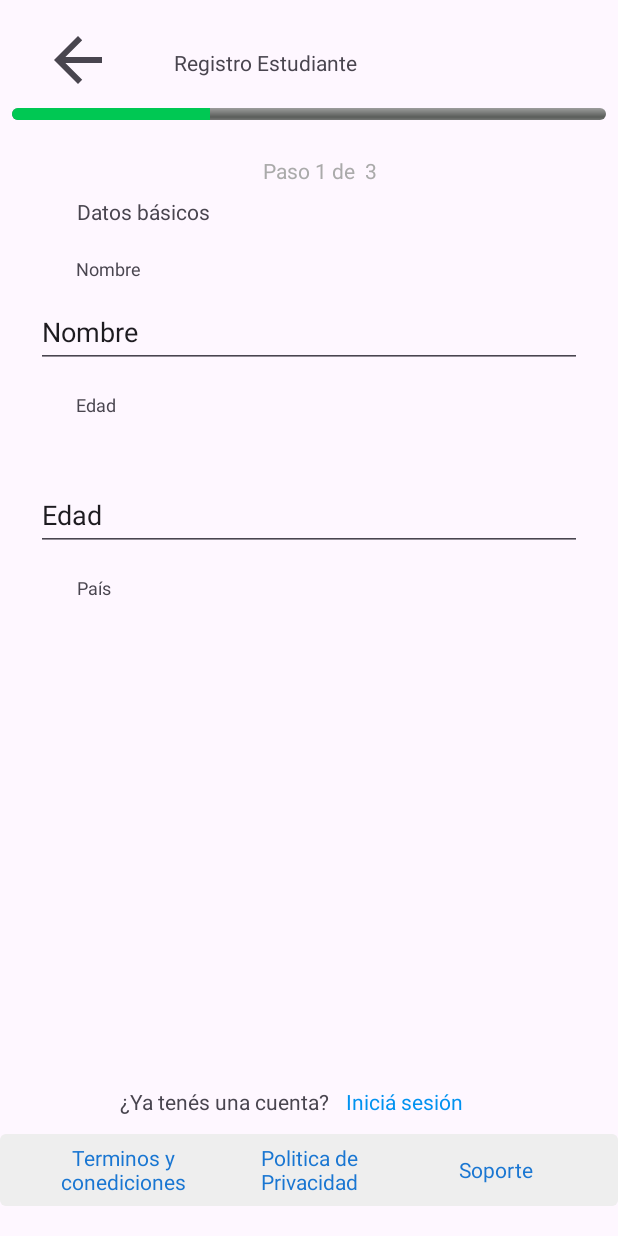
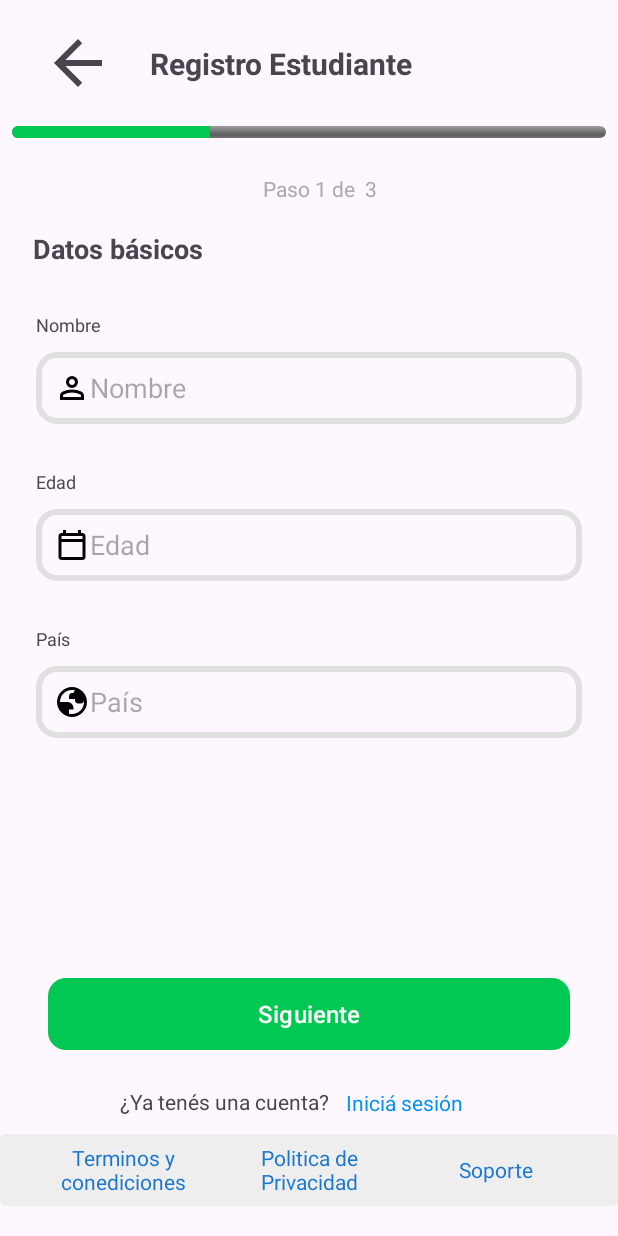
Before and after one commit to Kerooo0/lectana-app-mobile, an Android app: the fragment DatosBasicosAlumno placed in its activity, on a phone screen of 412 x 824 dp. Run offline under Robolectric (Android 15) with nearby library versions, the phone set to English and light mode, and no system bars.

Commit message:
pasos_registro_alumno
Layouts de los pasos 1 y 2 del alumno, falta la lógica que valide los datos, y en el paso 1 hay que cambiar un EditText de país por un select

```diff
--- a/app/src/main/java/com/example/lectana/registro/alumno/DatosBasicosAlumno.java
+++ b/app/src/main/java/com/example/lectana/registro/alumno/DatosBasicosAlumno.java
@@ -3,15 +3,25 @@ package com.example.lectana.registro.alumno;
 import android.os.Bundle;
 
 import androidx.fragment.app.Fragment;
+import androidx.fragment.app.FragmentManager;
+import androidx.fragment.app.FragmentTransaction;
 
 import android.view.LayoutInflater;
 import android.view.View;
 import android.view.ViewGroup;
+import android.widget.Button;
+import android.widget.EditText;
+import android.widget.ImageView;
+import android.widget.ProgressBar;
+import android.widget.TextView;
+import android.widget.Toast;
 
 import com.example.lectana.R;
 
 
 public class DatosBasicosAlumno extends Fragment {
+
+    private EditText nombre,edad;
 
     public DatosBasicosAlumno() {
 
@@ -27,8 +37,48 @@ public class DatosBasicosAlumno extends Fragment {
         View vista = inflater.inflate(R.layout.fragment_datos_basicos_alumno, container, false);
 
 
+        ImageView FlechaVolver = vista.findViewById(R.id.flechaVolverRegistro);
+
+        Button siguiente = vista.findViewById(R.id.boton_registrarse);
+
+        nombre = vista.findViewById(R.id.editTextNombreAlumno);
+
+        edad = vista.findViewById(R.id.editTextEdadAlumno);
+
+        FlechaVolver.setOnClickListener(new View.OnClickListener() {
+            @Override
+            public void onClick(View view) {
+
+                Fragment volver = new EdadAlumnoFragment();
+                FragmentManager fragmentManager = getParentFragmentManager();
+                FragmentTransaction cambioDeFragment = fragmentManager.beginTransaction();
+
+                cambioDeFragment.replace(R.id.frameLayout, volver);
+
+                cambioDeFragment.commit();
+
+            }
+        });
+
+
+        siguiente.setOnClickListener(new View.OnClickListener() {
+            @Override
+            public void onClick(View view) {
+
+                Fragment avanzar = new DatosAccesoAlumno();
+                FragmentManager fragmentManager = getParentFragmentManager();
+                FragmentTransaction cambioDeFragment = fragmentManager.beginTransaction();
+
+                cambioDeFragment.replace(R.id.frameLayout, avanzar);
+
+                cambioDeFragment.commit();
+
+            }
+        });
 
 
         return vista;
     }
+
+
 }
--- /dev/null
+++ b/app/src/main/res/drawable/fondo_edit_text_borde_gris_redondeado.xml
@@ -0,0 +1,11 @@
+<?xml version="1.0" encoding="utf-8"?>
+
+<shape xmlns:android="http://schemas.android.com/apk/res/android" android:shape="rectangle">
+
+    <stroke android:width="4dp" android:color="@color/grisClaroEditText"/>
+    <corners android:radius="12dp" />
+    <padding android:left="12dp"
+        android:right="12dp"
+        android:top="8dp"
+        android:bottom="8dp"/>
+</shape>
--- /dev/null
+++ b/app/src/main/res/drawable/vector_calendario.xml
@@ -0,0 +1,5 @@
+<vector xmlns:android="http://schemas.android.com/apk/res/android" android:height="24dp" android:tint="#000000" android:viewportHeight="960" android:viewportWidth="960" android:width="24dp">
+
+    <path android:fillColor="@android:color/white" android:pathData="M200,880Q167,880 143.5,856.5Q120,833 120,800L120,240Q120,207 143.5,183.5Q167,160 200,160L240,160L240,80L320,80L320,160L640,160L640,80L720,80L720,160L760,160Q793,160 816.5,183.5Q840,207 840,240L840,800Q840,833 816.5,856.5Q793,880 760,880L200,880ZM200,800L760,800Q760,800 760,800Q760,800 760,800L760,400L200,400L200,800Q200,800 200,800Q200,800 200,800ZM200,320L760,320L760,240Q760,240 760,240Q760,240 760,240L200,240Q200,240 200,240Q200,240 200,240L200,320ZM200,320L200,240Q200,240 200,240Q200,240 200,240L200,240Q200,240 200,240Q200,240 200,240L200,320Z"/>
+
+</vector>
--- /dev/null
+++ b/app/src/main/res/drawable/vector_candado.xml
@@ -0,0 +1,5 @@
+<vector xmlns:android="http://schemas.android.com/apk/res/android" android:height="24dp" android:tint="#000000" android:viewportHeight="960" android:viewportWidth="960" android:width="24dp">
+
+    <path android:fillColor="@android:color/white" android:pathData="M240,880Q207,880 183.5,856.5Q160,833 160,800L160,400Q160,367 183.5,343.5Q207,320 240,320L280,320L280,240Q280,157 338.5,98.5Q397,40 480,40Q563,40 621.5,98.5Q680,157 680,240L680,320L720,320Q753,320 776.5,343.5Q800,367 800,400L800,800Q800,833 776.5,856.5Q753,880 720,880L240,880ZM240,800L720,800Q720,800 720,800Q720,800 720,800L720,400Q720,400 720,400Q720,400 720,400L240,400Q240,400 240,400Q240,400 240,400L240,800Q240,800 240,800Q240,800 240,800ZM480,680Q513,680 536.5,656.5Q560,633 560,600Q560,567 536.5,543.5Q513,520 480,520Q447,520 423.5,543.5Q400,567 400,600Q400,633 423.5,656.5Q447,680 480,680ZM360,320L600,320L600,240Q600,190 565,155Q530,120 480,120Q430,120 395,155Q360,190 360,240L360,320ZM240,800Q240,800 240,800Q240,800 240,800L240,400Q240,400 240,400Q240,400 240,400L240,400Q240,400 240,400Q240,400 240,400L240,800Q240,800 240,800Q240,800 240,800Z"/>
+
+</vector>
--- /dev/null
+++ b/app/src/main/res/drawable/vector_mundo.xml
@@ -0,0 +1,5 @@
+<vector xmlns:android="http://schemas.android.com/apk/res/android" android:height="24dp" android:tint="#000000" android:viewportHeight="960" android:viewportWidth="960" android:width="24dp">
+
+    <path android:fillColor="@android:color/white" android:pathData="M480,880Q397,880 324,848.5Q251,817 197,763Q143,709 111.5,636Q80,563 80,480Q80,397 111.5,324Q143,251 197,197Q251,143 324,111.5Q397,80 480,80Q563,80 636,111.5Q709,143 763,197Q817,251 848.5,324Q880,397 880,480Q880,563 848.5,636Q817,709 763,763Q709,817 636,848.5Q563,880 480,880ZM480,800Q614,800 707,707Q800,614 800,480Q800,473 799.5,465.5Q799,458 799,453Q794,482 772,501Q750,520 720,520L640,520Q607,520 583.5,496.5Q560,473 560,440L560,400L400,400L400,320Q400,287 423.5,263.5Q447,240 480,240L520,240L520,240Q520,217 532.5,199.5Q545,182 563,171Q543,166 522.5,163Q502,160 480,160Q346,160 253,253Q160,346 160,480Q160,480 160,480Q160,480 160,480L360,480Q426,480 473,527Q520,574 520,640L520,680L400,680L400,790Q420,795 439.5,797.5Q459,800 480,800Z"/>
+
+</vector>
--- /dev/null
+++ b/app/src/main/res/drawable/vector_persona.xml
@@ -0,0 +1,5 @@
+<vector xmlns:android="http://schemas.android.com/apk/res/android" android:height="24dp" android:tint="#000000" android:viewportHeight="960" android:viewportWidth="960" android:width="24dp">
+
+    <path android:fillColor="@android:color/white" android:pathData="M480,480Q414,480 367,433Q320,386 320,320Q320,254 367,207Q414,160 480,160Q546,160 593,207Q640,254 640,320Q640,386 593,433Q546,480 480,480ZM160,800L160,688Q160,654 177.5,625.5Q195,597 224,582Q286,551 350,535.5Q414,520 480,520Q546,520 610,535.5Q674,551 736,582Q765,597 782.5,625.5Q800,654 800,688L800,800L160,800ZM240,720L720,720L720,688Q720,677 714.5,668Q709,659 700,654Q646,627 591,613.5Q536,600 480,600Q424,600 369,613.5Q314,627 260,654Q251,659 245.5,668Q240,677 240,688L240,720ZM480,400Q513,400 536.5,376.5Q560,353 560,320Q560,287 536.5,263.5Q513,240 480,240Q447,240 423.5,263.5Q400,287 400,320Q400,353 423.5,376.5Q447,400 480,400ZM480,320Q480,320 480,320Q480,320 480,320Q480,320 480,320Q480,320 480,320Q480,320 480,320Q480,320 480,320Q480,320 480,320Q480,320 480,320ZM480,720L480,720Q480,720 480,720Q480,720 480,720Q480,720 480,720Q480,720 480,720Q480,720 480,720Q480,720 480,720Q480,720 480,720Q480,720 480,720L480,720Z"/>
+
+</vector>
--- /dev/null
+++ b/app/src/main/res/drawable/vector_qr.xml
@@ -0,0 +1,5 @@
+<vector xmlns:android="http://schemas.android.com/apk/res/android" android:height="24dp" android:tint="#000000" android:viewportHeight="960" android:viewportWidth="960" android:width="24dp">
+
+    <path android:fillColor="@android:color/white" android:pathData="M120,440L120,120L440,120L440,440L120,440ZM200,360L360,360L360,200L200,200L200,360ZM120,840L120,520L440,520L440,840L120,840ZM200,760L360,760L360,600L200,600L200,760ZM520,440L520,120L840,120L840,440L520,440ZM600,360L760,360L760,200L600,200L600,360ZM760,840L760,760L840,760L840,840L760,840ZM520,600L520,520L600,520L600,600L520,600ZM600,680L600,600L680,600L680,680L600,680ZM520,760L520,680L600,680L600,760L520,760ZM600,840L600,760L680,760L680,840L600,840ZM680,760L680,680L760,680L760,760L680,760ZM680,600L680,520L760,520L760,600L680,600ZM760,680L760,600L840,600L840,680L760,680Z"/>
+
+</vector>
--- a/app/src/main/res/layout/footer_registro.xml
+++ b/app/src/main/res/layout/footer_registro.xml
@@ -11,7 +11,6 @@
         android:layout_width="wrap_content"
         android:layout_height="wrap_content"
         android:layout_marginStart="80dp"
-        android:layout_marginTop="20dp"
         android:text="@string/preguntaRegistro"
         app:layout_constraintStart_toStartOf="parent"
         app:layout_constraintTop_toTopOf="parent" />
--- a/app/src/main/res/layout/fragment_datos_basicos_alumno.xml
+++ b/app/src/main/res/layout/fragment_datos_basicos_alumno.xml
@@ -4,7 +4,7 @@
     xmlns:app="http://schemas.android.com/apk/res-auto"
     xmlns:tools="http://schemas.android.com/tools"
     android:layout_width="match_parent"
-    android:layout_height="wrap_content"
+    android:layout_height="match_parent"
     tools:context=".registro.alumno.DatosBasicosAlumno">
 
     <include
@@ -26,10 +26,12 @@
         android:id="@+id/datosBasicos"
         android:layout_width="wrap_content"
         android:layout_height="wrap_content"
+        android:layout_marginTop="10dp"
         android:text="@string/datosBasicos"
-        android:textSize="14sp"
+        android:textSize="18sp"
+        android:textStyle="bold"
         app:layout_constraintEnd_toEndOf="parent"
-        app:layout_constraintHorizontal_bias="0.158"
+        app:layout_constraintHorizontal_bias="0.074"
         app:layout_constraintStart_toStartOf="parent"
         app:layout_constraintTop_toBottomOf="@+id/barraProgreso"
 
@@ -39,11 +41,11 @@
         android:id="@+id/nombreEstudiante"
         android:layout_width="wrap_content"
         android:layout_height="wrap_content"
+        android:layout_marginTop="30dp"
         android:text="@string/nombre"
         android:textSize="12sp"
-        android:layout_marginTop="20dp"
         app:layout_constraintEnd_toEndOf="parent"
-        app:layout_constraintHorizontal_bias="0.138"
+        app:layout_constraintHorizontal_bias="0.065"
         app:layout_constraintStart_toStartOf="parent"
         app:layout_constraintTop_toBottomOf="@+id/datosBasicos" />
 
@@ -54,7 +56,9 @@
         android:layout_marginTop="10dp"
         android:ems="10"
         android:inputType="text"
-        android:text="@string/nombre"
+        android:hint="@string/nombre"
+        android:background="@drawable/fondo_edit_text_borde_gris_redondeado"
+        android:drawableStart="@drawable/vector_persona"
         app:layout_constraintEnd_toEndOf="parent"
         app:layout_constraintHorizontal_bias="0.253"
         app:layout_constraintStart_toStartOf="parent"
@@ -66,12 +70,12 @@
     <TextView
         android:id="@+id/edadEstudiante"
         android:layout_width="wrap_content"
-        android:layout_height="48dp"
-        android:layout_marginTop="16dp"
+        android:layout_height="wrap_content"
+        android:layout_marginTop="30dp"
         android:text="@string/edad"
         android:textSize="12sp"
         app:layout_constraintEnd_toEndOf="parent"
-        app:layout_constraintHorizontal_bias="0.132"
+        app:layout_constraintHorizontal_bias="0.062"
         app:layout_constraintStart_toStartOf="parent"
         app:layout_constraintTop_toBottomOf="@+id/editTextNombreAlumno" />
 
@@ -82,7 +86,9 @@
         android:layout_marginTop="10dp"
         android:ems="10"
         android:inputType="number"
-        android:text="@string/edad"
+        android:background="@drawable/fondo_edit_text_borde_gris_redondeado"
+        android:drawableStart="@drawable/vector_calendario"
+        android:hint="@string/edad"
         app:layout_constraintEnd_toEndOf="parent"
         app:layout_constraintHorizontal_bias="0.132"
         app:layout_constraintStart_toStartOf="parent"
@@ -96,15 +102,50 @@
         android:layout_width="wrap_content"
         android:layout_height="wrap_content"
         android:layout_marginStart="24dp"
-        android:layout_marginTop="16dp"
+        android:layout_marginTop="30dp"
         android:layout_marginEnd="24dp"
         android:text="@string/pais"
         android:textSize="12sp"
         app:layout_constraintEnd_toEndOf="parent"
-        app:layout_constraintHorizontal_bias="0.08"
+        app:layout_constraintHorizontal_bias="0.0"
         app:layout_constraintStart_toStartOf="parent"
         app:layout_constraintTop_toBottomOf="@+id/editTextEdadAlumno" />
 
+    <EditText
+        android:id="@+id/editTextPaisDspCambio"
+        android:layout_width="0dp"
+        android:layout_height="48dp"
+        android:layout_marginTop="10dp"
+        android:ems="10"
+        android:background="@drawable/fondo_edit_text_borde_gris_redondeado"
+        android:inputType="number"
+        android:hint="@string/pais"
+        android:drawableStart="@drawable/vector_mundo"
+        app:layout_constraintEnd_toEndOf="parent"
+        app:layout_constraintHorizontal_bias="0.132"
+        app:layout_constraintStart_toStartOf="parent"
+        app:layout_constraintTop_toBottomOf="@+id/paisEstudiante"
+        android:layout_marginStart="24dp"
+        android:layout_marginEnd="24dp"
+        />
+
+
+    <Button
+        android:id="@+id/boton_registrarse"
+        android:layout_width="match_parent"
+        android:layout_height="wrap_content"
+        android:layout_marginHorizontal="32dp"
+        android:layout_marginTop="20dp"
+        android:background="@drawable/boton_verde"
+        android:text="@string/btn_registro"
+        android:textColor="@color/white"
+        android:textSize="16sp"
+        app:backgroundTint="@null"
+        app:layout_constraintBottom_toBottomOf="parent"
+        app:layout_constraintEnd_toEndOf="parent"
+        app:layout_constraintStart_toStartOf="parent"
+        app:layout_constraintTop_toBottomOf="@+id/editTextPaisDspCambio"
+        app:layout_constraintVertical_bias="0.906" />
 
 
 </androidx.constraintlayout.widget.ConstraintLayout>
--- a/app/src/main/res/layout/header_registro.xml
+++ b/app/src/main/res/layout/header_registro.xml
@@ -3,30 +3,38 @@
     xmlns:app="http://schemas.android.com/apk/res-auto"
     xmlns:tools="http://schemas.android.com/tools"
     android:layout_width="match_parent"
-    android:layout_height="match_parent">
+    android:layout_height="wrap_content">
+
 
     <ImageView
         android:id="@+id/flechaVolverRegistro"
         android:layout_width="48dp"
         android:layout_height="48dp"
         android:layout_marginStart="28dp"
-        android:layout_marginTop="8dp"
+        android:layout_marginTop="10dp"
+        android:layout_marginBottom="10dp"
         android:clickable="true"
         android:contentDescription="@string/flechaVolver"
         android:focusable="true"
-        app:srcCompat="?attr/homeAsUpIndicator"
+        app:layout_constraintBottom_toBottomOf="parent"
+        app:layout_constraintEnd_toStartOf="@+id/textoRegistro"
         app:layout_constraintStart_toStartOf="parent"
-        app:layout_constraintTop_toTopOf="parent" />
-
+        app:layout_constraintTop_toTopOf="parent"
+        app:srcCompat="?attr/homeAsUpIndicator" />
 
     <TextView
         android:id="@+id/textoRegistro"
         android:layout_width="wrap_content"
         android:layout_height="wrap_content"
-        android:layout_marginStart="40dp"
-        android:layout_marginTop="24dp"
+        android:layout_marginTop="10dp"
+        android:layout_marginBottom="10dp"
+        android:layout_marginStart="24dp"
         android:text="@string/registoEstudiante"
+        android:textSize="20sp"
+        android:textStyle="bold"
+        app:layout_constraintBottom_toBottomOf="parent"
         app:layout_constraintStart_toEndOf="@+id/flechaVolverRegistro"
-        app:layout_constraintTop_toTopOf="parent" />
+        app:layout_constraintTop_toTopOf="parent"
+        app:layout_constraintVertical_bias="0.523" />
 
 </androidx.constraintlayout.widget.ConstraintLayout>
--- a/app/src/main/res/values/colors.xml
+++ b/app/src/main/res/values/colors.xml
@@ -15,4 +15,5 @@
     <color name="fondo_beige">#F7F1E8</color>
     <color name="rojoClaro">#FDA7B3</color>
     <color name="textoRojo">#C62828</color>
+    <color name="grisClaroEditText">#E0E0E0</color>
 </resources>
```
Also changed, not shown: app/src/main/java/com/example/lectana/registro/alumno/DatosAccesoAlumno.java (added, +59 -0 lines), app/src/main/res/layout/fragment_datos_acceso_alumno.xml (added, +199 -0 lines), app/src/main/res/values/strings.xml (+8 -3 lines).
